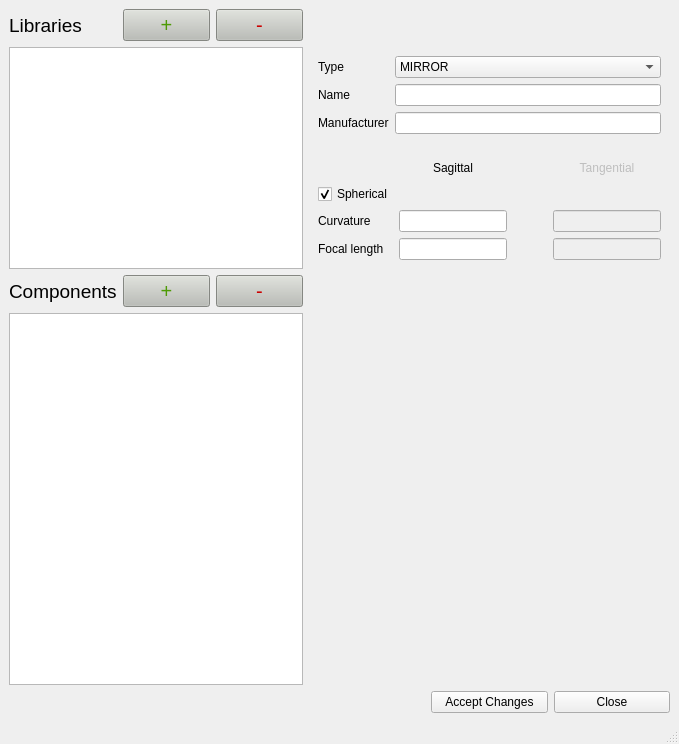
Qt form assets/library_window.ui (NiceLaserGuy/GRay-CAD-2) before a commit.
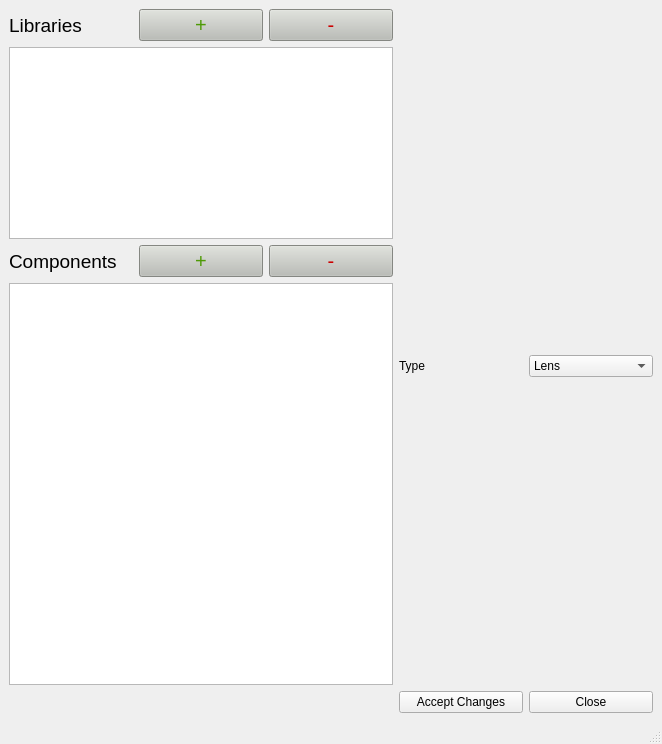
The same form after that commit.

The edit to the form file:
```diff
--- a/assets/library_window.ui
+++ b/assets/library_window.ui
@@ -9,7 +9,7 @@
    <rect>
     <x>0</x>
     <y>0</y>
-    <width>679</width>
+    <width>662</width>
     <height>744</height>
    </rect>
   </property>
@@ -18,75 +18,6 @@
   </property>
   <widget class="QWidget" name="centralwidget">
    <layout class="QGridLayout" name="gridLayout_3">
-    <item row="1" column="0" rowspan="2" colspan="3">
-     <widget class="QListView" name="listView_libraries"/>
-    </item>
-    <item row="1" column="3" colspan="3">
-     <widget class="QFrame" name="gridFrame">
-      <layout class="QGridLayout" name="gridLayout">
-       <item row="1" column="1">
-        <widget class="QLineEdit" name="edit_name"/>
-       </item>
-       <item row="1" column="0">
-        <widget class="QLabel" name="label_2">
-         <property name="text">
-          <string>Name</string>
-         </property>
-        </widget>
-       </item>
-       <item row="0" column="0">
-        <widget class="QLabel" name="label">
-         <property name="text">
-          <string>Type</string>
-         </property>
-        </widget>
-       </item>
-       <item row="0" column="1">
-        <widget class="QComboBox" name="comboBox_type">
-         <item>
-          <property name="text">
-           <string>MIRROR</string>
-          </property>
-         </item>
-         <item>
-          <property name="text">
-           <string>LENS</string>
-          </property>
-         </item>
-        </widget>
-       </item>
-       <item row="2" column="0">
-        <widget class="QLabel" name="label_3">
-         <property name="text">
-          <string>Manufacturer</string>
-         </property>
-        </widget>
-       </item>
-       <item row="2" column="1">
-        <widget class="QLineEdit" name="edit_manufacturer"/>
-       </item>
-      </layout>
-     </widget>
-    </item>
-    <item row="4" column="0" colspan="3">
-     <widget class="QListView" name="listView_lib_components"/>
-    </item>
-    <item row="3" column="1">
-     <widget class="QPushButton" name="button_add_component">
-      <property name="font">
-       <font>
-        <pointsize>15</pointsize>
-       </font>
-      </property>
-      <property name="styleSheet">
-       <string notr="true">color: rgb(78, 154, 6);
-background-color: rgb(186, 189, 182);</string>
-      </property>
-      <property name="text">
-       <string>+</string>
-      </property>
-     </widget>
-    </item>
     <item row="0" column="2">
      <widget class="QPushButton" name="button_delete_lib">
       <property name="font">
@@ -119,121 +50,6 @@
       </property>
      </widget>
     </item>
-    <item row="2" column="3" colspan="3">
-     <widget class="QFrame" name="gridFrame">
-      <layout class="QGridLayout" name="gridLayout_2">
-       <item row="0" column="2">
-        <spacer name="horizontalSpacer_2">
-         <property name="orientation">
-          <enum>Qt::Horizontal</enum>
-         </property>
-         <property name="sizeHint" stdset="0">
-          <size>
-           <width>40</width>
-           <height>20</height>
-          </size>
-         </property>
-        </spacer>
-       </item>
-       <item row="2" column="1">
-        <widget class="QLineEdit" name="edit_curvature_sagittal"/>
-       </item>
-       <item row="2" column="0">
-        <widget class="QLabel" name="label_5">
-         <property name="text">
-          <string>Curvature</string>
-         </property>
-        </widget>
-       </item>
-       <item row="2" column="3">
-        <widget class="QLineEdit" name="edit_curvature_tangential">
-         <property name="enabled">
-          <bool>false</bool>
-         </property>
-        </widget>
-       </item>
-       <item row="0" column="0">
-        <spacer name="horizontalSpacer">
-         <property name="orientation">
-          <enum>Qt::Horizontal</enum>
-         </property>
-         <property name="sizeHint" stdset="0">
-          <size>
-           <width>40</width>
-           <height>20</height>
-          </size>
-         </property>
-        </spacer>
-       </item>
-       <item row="0" column="1">
-        <widget class="QLabel" name="label_4">
-         <property name="layoutDirection">
-          <enum>Qt::LeftToRight</enum>
-         </property>
-         <property name="text">
-          <string>Sagittal</string>
-         </property>
-         <property name="alignment">
-          <set>Qt::AlignCenter</set>
-         </property>
-        </widget>
-       </item>
-       <item row="0" column="3">
-        <widget class="QLabel" name="label_6">
-         <property name="enabled">
-          <bool>false</bool>
-         </property>
-         <property name="text">
-          <string>Tangential</string>
-         </property>
-         <property name="alignment">
-          <set>Qt::AlignCenter</set>
-         </property>
-        </widget>
-       </item>
-       <item row="2" column="2">
-        <spacer name="horizontalSpacer_3">
-         <property name="orientation">
-          <enum>Qt::Horizontal</enum>
-         </property>
-         <property name="sizeHint" stdset="0">
-          <size>
-           <width>40</width>
-           <height>20</height>
-          </size>
-         </property>
-        </spacer>
-       </item>
-       <item row="1" column="0">
-        <widget class="QCheckBox" name="checkBox_is_spherical">
-         <property name="text">
-          <string>Spherical</string>
-         </property>
-         <property name="checked">
-          <bool>true</bool>
-         </property>
-        </widget>
-       </item>
-       <item row="3" column="0">
-        <widget class="QLabel" name="label_9">
-         <property name="text">
-          <string>Focal length</string>
-         </property>
-        </widget>
-       </item>
-       <item row="3" column="1">
-        <widget class="QLineEdit" name="edit_focal_length_sagittal"/>
-       </item>
-       <item row="3" column="3">
-        <widget class="QLineEdit" name="edit_focal_length_tangential">
-         <property name="enabled">
-          <bool>false</bool>
-         </property>
-        </widget>
-       </item>
-      </layout>
-     </widget>
-    </item>
     <item row="3" column="0">
      <widget class="QLabel" name="label_8">
       <property name="font">
@@ -288,6 +104,66 @@
       </property>
      </widget>
     </item>
+    <item row="1" column="0" rowspan="2" colspan="3">
+     <widget class="QListView" name="listView_libraries"/>
+    </item>
+    <item row="3" column="1">
+     <widget class="QPushButton" name="button_add_component">
+      <property name="font">
+       <font>
+        <pointsize>15</pointsize>
+       </font>
+      </property>
+      <property name="styleSheet">
+       <string notr="true">color: rgb(78, 154, 6);
+background-color: rgb(186, 189, 182);</string>
+      </property>
+      <property name="text">
+       <string>+</string>
+      </property>
+     </widget>
+    </item>
+    <item row="4" column="0" colspan="3">
+     <widget class="QListView" name="listView_lib_components"/>
+    </item>
+    <item row="1" column="4" rowspan="4" colspan="2">
+     <layout class="QGridLayout" name="gridLayout">
+      <item row="0" column="0">
+       <widget class="QLabel" name="label">
+        <property name="text">
+         <string>Type</string>
+        </property>
+       </widget>
+      </item>
+      <item row="0" column="1">
+       <widget class="QComboBox" name="comboBox_type">
+        <item>
+         <property name="text">
+          <string>Lens</string>
+         </property>
+        </item>
+        <item>
+         <property name="text">
+          <string>Mirror</string>
+         </property>
+        </item>
+        <item>
+         <property name="text">
+          <string>Thick Lens</string>
+         </property>
+        </item>
+        <item>
+         <property name="text">
+          <string>ABCD</string>
+         </property>
+        </item>
+       </widget>
+      </item>
+      <item row="1" column="0" colspan="2">
+       <layout class="QGridLayout" name="propertyLayout"/>
+      </item>
+     </layout>
+    </item>
    </layout>
   </widget>
   <widget class="QStatusBar" name="statusbar"/>
```
Left out of the diff: 32 changed lines with no effect on the pictures.
